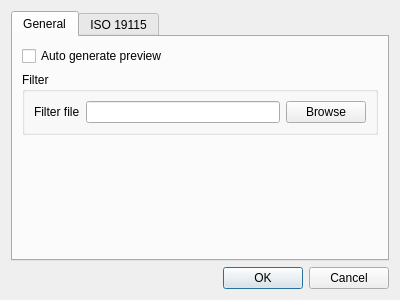
Old version of the form src/ui/ui_settings.ui in the repository nextgis/qgis_metatools.
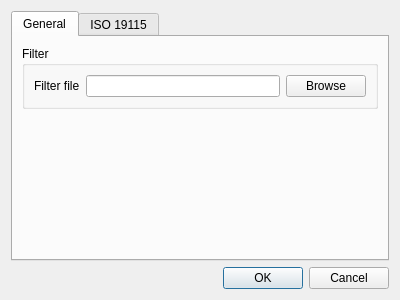
New version of the form.

Commit message: first ver of preview

What changed in the file:
```diff
--- a/src/ui/ui_settings.ui
+++ b/src/ui/ui_settings.ui
@@ -24,13 +24,6 @@
        <string>General</string>
       </attribute>
       <layout class="QVBoxLayout" name="verticalLayout_2">
-       <item>
-        <widget class="QCheckBox" name="autoGeneratePreviewCheckBox">
-         <property name="text">
-          <string>Auto generate preview</string>
-         </property>
-        </widget>
-       </item>
        <item>
         <widget class="QGroupBox" name="groupBox">
          <property name="title">
```
The commit also changes 5 other files.
